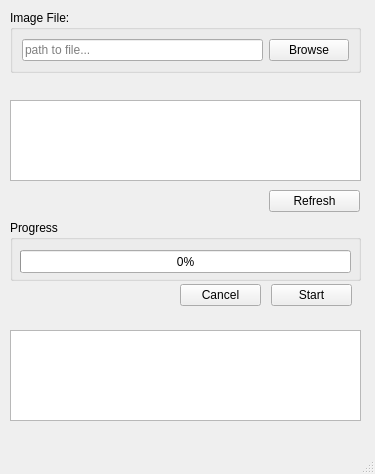
The window that mainwindow.ui (emlid/edge-firmware-updater) describes before a commit, drawn with Qt 5.
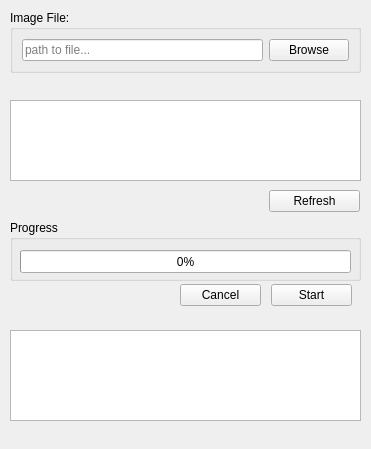
The same window after the commit.

Commit message:
set fixed size for main form
and deleted status bar

What changed in the file:
```diff
--- a/mainwindow.ui
+++ b/mainwindow.ui
@@ -6,8 +6,8 @@
    <rect>
     <x>0</x>
     <y>0</y>
-    <width>375</width>
-    <height>474</height>
+    <width>371</width>
+    <height>449</height>
    </rect>
   </property>
   <property name="sizePolicy">
@@ -181,11 +181,6 @@
     <bool>false</bool>
    </property>
   </widget>
-  <widget class="QStatusBar" name="statusbar">
-   <property name="sizeGripEnabled">
-    <bool>true</bool>
-   </property>
-  </widget>
  </widget>
  <resources/>
  <connections/>
```
Left out of the diff: 2 changed lines with no effect on the pictures. The commit also changes 1 other file.
